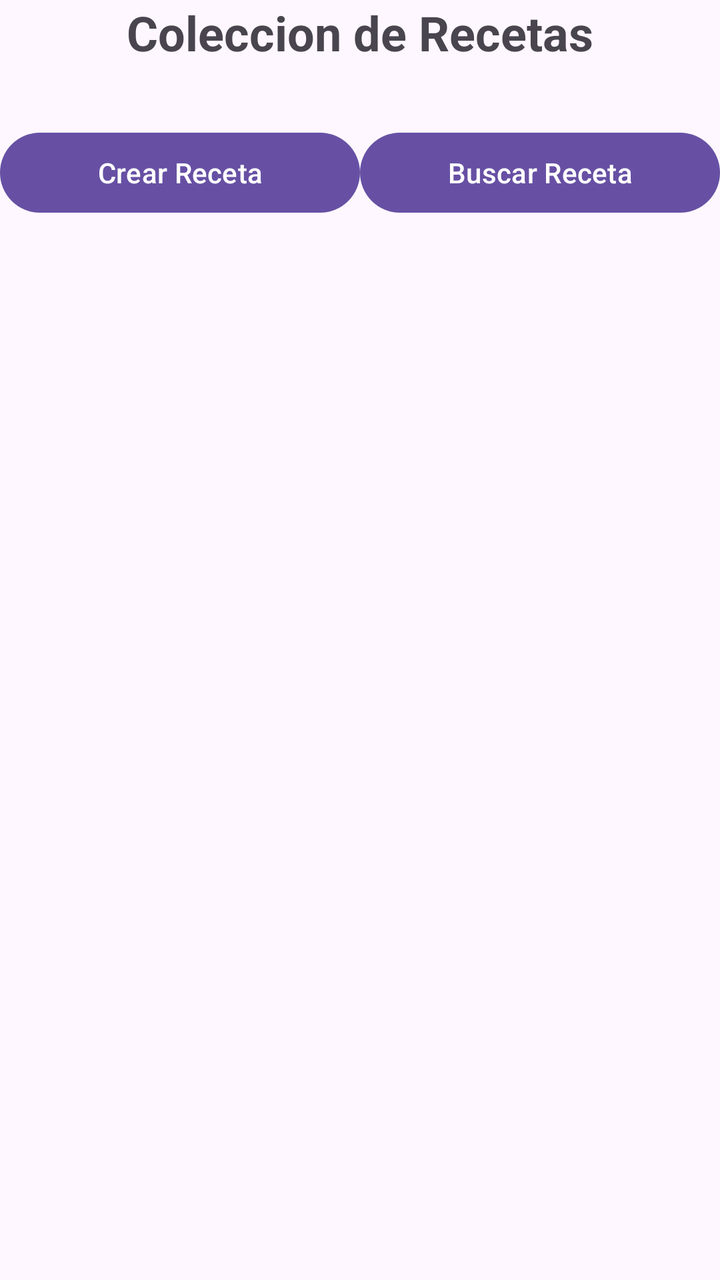
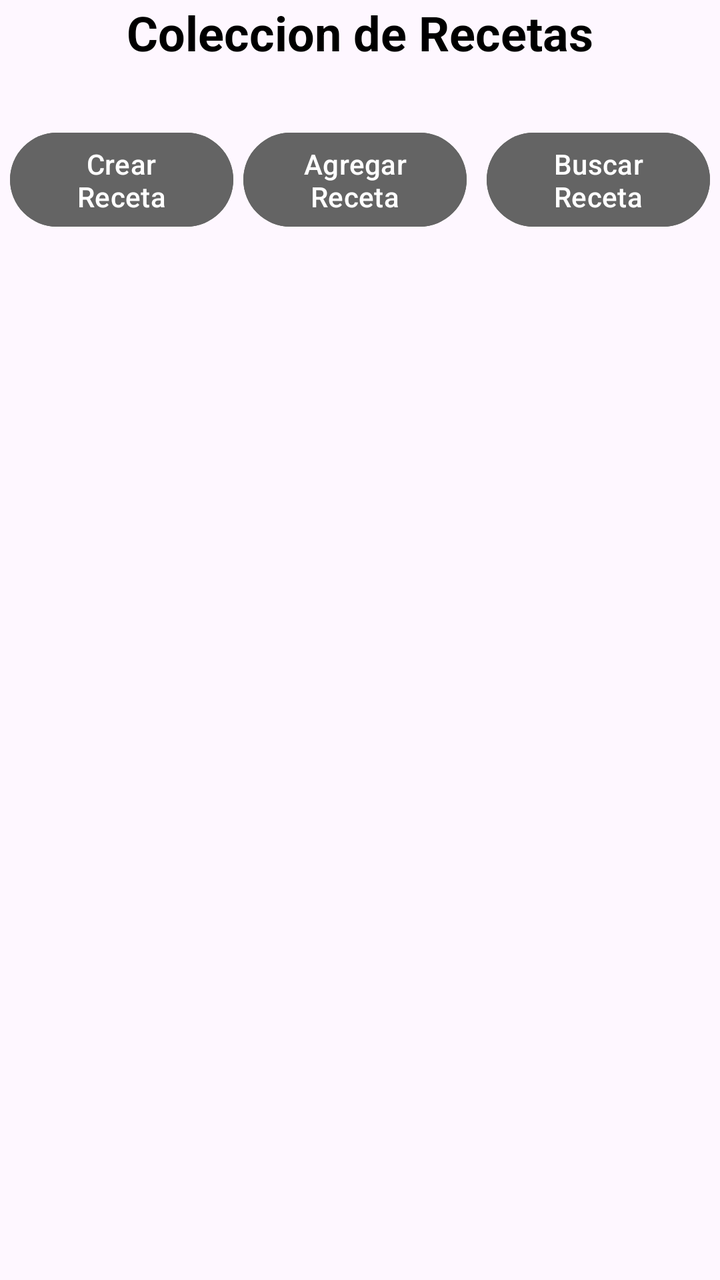

Screens rendered from an Android XML layout before and after an edit, with the pre-edit source and the edit as a unified diff.
<!-- AndroidManifest.xml: application theme Theme.ObligatorioRecetas -->
<!-- res/layout/activity_main.xml -->
<?xml version="1.0" encoding="utf-8"?>
<LinearLayout xmlns:android="http://schemas.android.com/apk/res/android"
    xmlns:app="http://schemas.android.com/apk/res-auto"
    xmlns:tools="http://schemas.android.com/tools"
    android:id="@+id/main"
    android:layout_width="match_parent"
    android:layout_height="wrap_content"
    android:orientation="vertical"
    tools:context=".MainActivity">

    <TextView
        android:layout_width="match_parent"
        android:layout_height="wrap_content"
        android:text="Coleccion de Recetas"
        android:textSize="24sp"
        android:textStyle="bold"
        android:textAlignment="center"/>


    <LinearLayout
        android:layout_width="match_parent"
        android:layout_height="wrap_content"
        android:layout_marginTop="30dp"
        android:orientation="horizontal">

        <Button
            android:id="@+id/btnCrear"
            android:layout_width="0dp"
            android:layout_height="wrap_content"
            android:layout_gravity="center"
            android:layout_weight="1"
            android:text="Crear Receta"
            android:textColorLink="#ff6750a4" />

    <Button
        android:id="@+id/btnBuscar"
        android:layout_width="0dp"
        android:layout_height="wrap_content"
        android:layout_gravity="center"
        android:layout_weight="1"
        android:text="Buscar Receta" />

    </LinearLayout>

    <androidx.recyclerview.widget.RecyclerView
        android:layout_width="match_parent"
        android:layout_height="44dp"
        android:layout_marginTop="30dp"/>


</LinearLayout>
<!-- resources referenced by this layout -->
<resources>
  <style name="Theme.ObligatorioRecetas" parent="Base.Theme.ObligatorioRecetas" />
  <style name="Base.Theme.ObligatorioRecetas" parent="Theme.Material3.DayNight.NoActionBar">
          
          
      </style>
</resources>

<!-- the commit's change to res/layout/activity_main.xml (unified diff, before → after) -->
@@ -12,9 +12,10 @@
         android:layout_width="match_parent"
         android:layout_height="wrap_content"
         android:text="Coleccion de Recetas"
+        android:textAlignment="center"
+        android:textColor="#000000"
         android:textSize="24sp"
-        android:textStyle="bold"
-        android:textAlignment="center"/>
+        android:textStyle="bold" />
 
 
     <LinearLayout
@@ -26,19 +27,35 @@
         <Button
             android:id="@+id/btnCrear"
             android:layout_width="0dp"
-            android:layout_height="wrap_content"
+            android:layout_height="55dp"
             android:layout_gravity="center"
+            android:layout_marginLeft="5dp"
+            android:layout_marginRight="5dp"
             android:layout_weight="1"
+            android:backgroundTint="#646464"
             android:text="Crear Receta"
             android:textColorLink="#ff6750a4" />
 
-    <Button
-        android:id="@+id/btnBuscar"
-        android:layout_width="0dp"
-        android:layout_height="wrap_content"
-        android:layout_gravity="center"
-        android:layout_weight="1"
-        android:text="Buscar Receta" />
+        <Button
+            android:id="@+id/btnAgregar"
+            android:layout_width="0dp"
+            android:layout_height="55dp"
+            android:layout_marginRight="5dp"
+            android:layout_weight="1"
+            android:backgroundTint="#646464"
+            android:text="Agregar Receta" />
+
+        <Button
+            android:id="@+id/btnBuscar"
+            android:layout_width="0dp"
+            android:layout_height="55dp"
+            android:layout_gravity="center"
+            android:layout_marginLeft="5dp"
+            android:layout_marginRight="5dp"
+            android:layout_weight="1"
+            android:backgroundTint="#646464"
+            android:text="Buscar Receta" />
+
 
     </LinearLayout>
 
@@ -48,4 +65,5 @@
         android:layout_marginTop="30dp"/>
 
 
+
 </LinearLayout>
